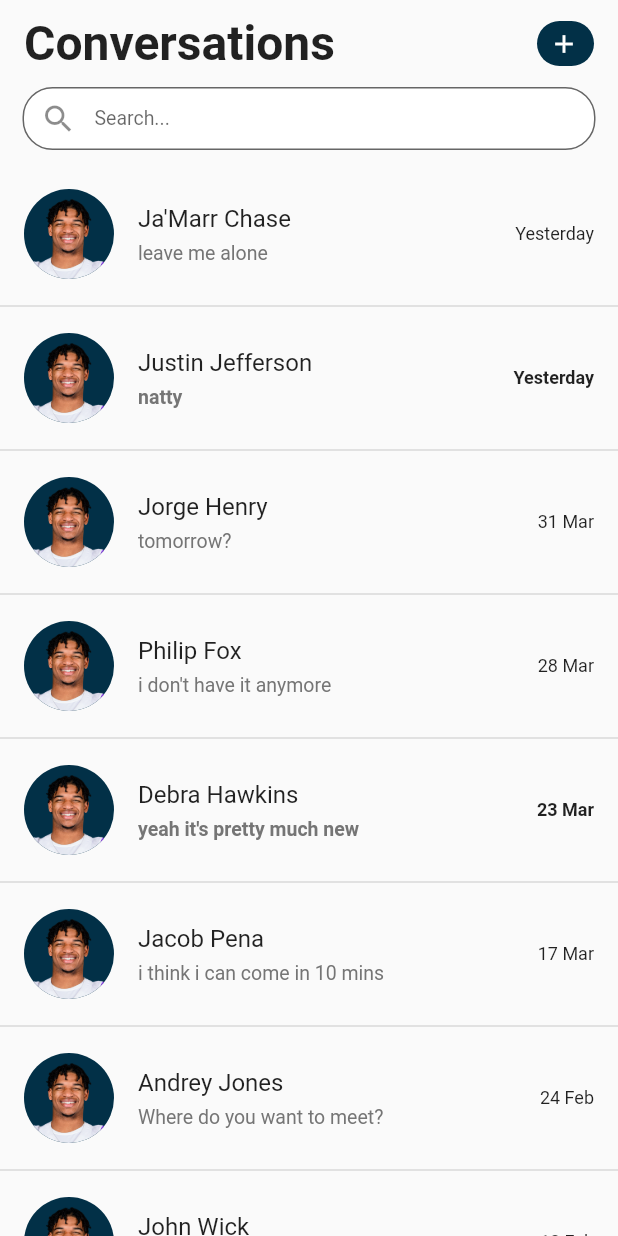
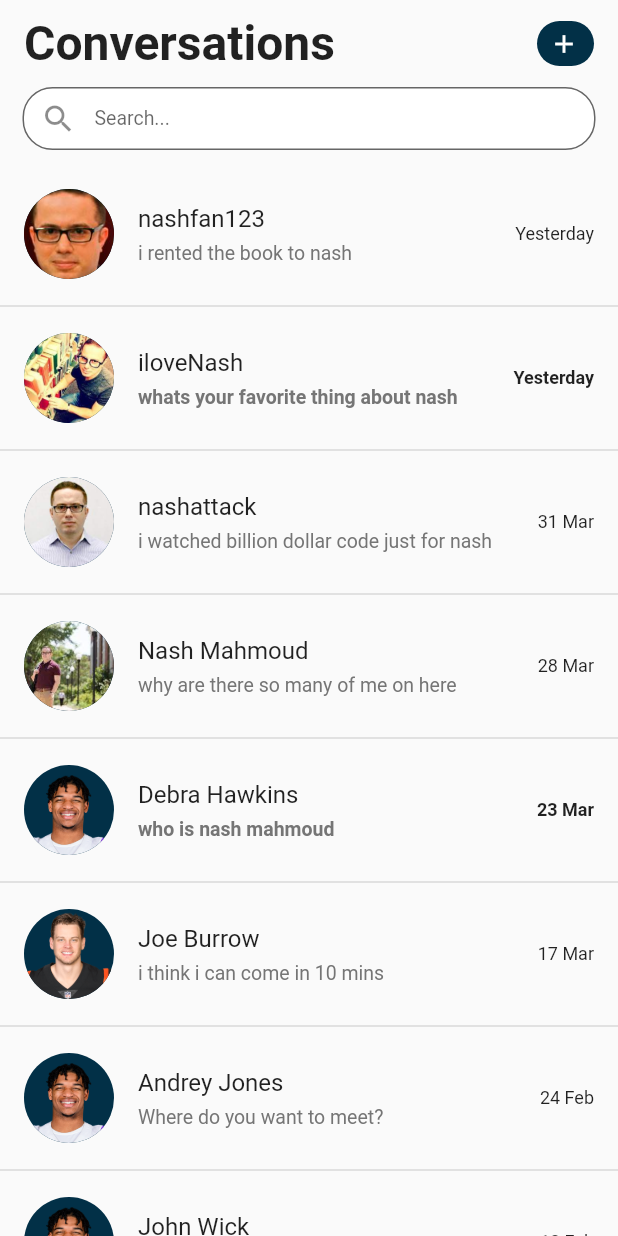
Before and after one commit to CSC4330/Borreaux, a Flutter app: the MessagesPage screen opened directly, on a phone screen of 412 x 824 dp. Run offline on Flutter 3.47's test engine with Material 2 defaults, Android fonts, the phone set to English and light mode, and no system bars; our stand-ins replace auto_size_text, carousel_slider, confetti, flutter_rating_bar, font_awesome_flutter, google_fonts and 5 more; missing offline and left inert: filter_list, flutter_barcode_scanner, image_picker_for_web; Roboto replaces fonts that are missing (Lexend Deca).

Commit message:
Changed book prices to reflect more realistic prices; changed images on messages page

```diff
--- a/borreauxapp/lib/screens/messages.dart
+++ b/borreauxapp/lib/screens/messages.dart
@@ -25,34 +25,34 @@ class _MessagesPageState extends State<MessagesPage> {
   @override
   List<MessagesUsers> messagesUsers = [
     MessagesUsers(
-        name: "Ja'Marr Chase",
-        messageText: "leave me alone",
-        imagePath: "lib/assets/images/chase.png",
+        name: "nashfan123",
+        messageText: "i rented the book to nash",
+        imagePath: "lib/assets/images/cute_nash.png",
         time: "Yesterday"),
     MessagesUsers(
-        name: "Justin Jefferson",
-        messageText: "natty",
-        imagePath: "lib/assets/images/chase.png",
+        name: "iloveNash",
+        messageText: "whats your favorite thing about nash",
+        imagePath: "lib/assets/images/smart_nash.png",
         time: "Yesterday"),
     MessagesUsers(
-        name: "Jorge Henry",
-        messageText: "tomorrow?",
-        imagePath: "lib/assets/images/chase.png",
+        name: "nashattack",
+        messageText: "i watched billion dollar code just for nash",
+        imagePath: "lib/assets/images/indifferent_nash.png",
         time: "31 Mar"),
     MessagesUsers(
-        name: "Philip Fox",
-        messageText: "i don't have it anymore",
-        imagePath: "lib/assets/images/chase.png",
+        name: "Nash Mahmoud",
+        messageText: "why are there so many of me on here",
+        imagePath: "lib/assets/images/glowing_nash.png",
         time: "28 Mar"),
     MessagesUsers(
         name: "Debra Hawkins",
-        messageText: "yeah it's pretty much new",
+        messageText: "who is nash mahmoud",
         imagePath: "lib/assets/images/chase.png",
         time: "23 Mar"),
     MessagesUsers(
-        name: "Jacob Pena",
+        name: "Joe Burrow",
         messageText: "i think i can come in 10 mins",
-        imagePath: "lib/assets/images/chase.png",
+        imagePath: "lib/assets/images/Joe_Burrow.png",
         time: "17 Mar"),
     MessagesUsers(
         name: "Andrey Jones",
@@ -150,7 +150,8 @@ class _MessagesPageState extends State<MessagesPage> {
                       borderRadius: BorderRadius.circular(20.0),
                     ),
                     hintText: 'Search...',
-                    hintStyle: TextStyle(fontSize: 13,fontFamily: 'Lexend Deca'),
+                    hintStyle:
+                        TextStyle(fontSize: 13, fontFamily: 'Lexend Deca'),
                     prefixIcon: Icon(Icons.search),
                   ),
                 ),
--- a/borreauxapp/lib/screens/messagesDetailPage.dart
+++ b/borreauxapp/lib/screens/messagesDetailPage.dart
@@ -14,17 +14,13 @@ class _MessagesDetailPageState extends State<MessagesDetailPage> {
   // RECEIVER is the person you are texting
   // SENDER is you
   List<ChatMessage> messages = [
-    ChatMessage(messageContent: "hey joe", messageType: "receiver"),
+    ChatMessage(messageContent: "hey corin", messageType: "receiver"),
     ChatMessage(
-        messageContent: "do u still have that football 1001 book",
+        messageContent:
+            "do u still have that book Nash suggested for us in class",
         messageType: "receiver"),
     ChatMessage(
-        messageContent: "no i think coach o took it from me",
-        messageType: "sender"),
-    ChatMessage(
-        messageContent: "but you promised me i could have it",
-        messageType: "receiver"),
-    ChatMessage(messageContent: "leave me alone", messageType: "sender"),
+        messageContent: "i rented the textbook to nash", messageType: "sender"),
   ];
   Widget build(BuildContext context) {
     return Scaffold(
@@ -63,7 +59,8 @@ class _MessagesDetailPageState extends State<MessagesDetailPage> {
                   width: 2,
                 ),
                 CircleAvatar(
-                  backgroundImage: AssetImage("lib/assets/images/chase.png"),
+                  backgroundImage:
+                      AssetImage("lib/assets/images/cute_nash.png"),
                   maxRadius: 20,
                 ),
                 SizedBox(
@@ -75,7 +72,7 @@ class _MessagesDetailPageState extends State<MessagesDetailPage> {
                     mainAxisAlignment: MainAxisAlignment.center,
                     children: <Widget>[
                       Text(
-                        "Ja'Marr Chase",
+                        "nashfan123",
                         style: TextStyle(
                           fontSize: 16,
                           fontWeight: FontWeight.w600,
@@ -90,7 +87,7 @@ class _MessagesDetailPageState extends State<MessagesDetailPage> {
                         style: TextStyle(
                           color: Colors.grey.shade600,
                           fontSize: 13,
-                            fontFamily: 'Lexend Deca',
+                          fontFamily: 'Lexend Deca',
                         ),
                       ),
                     ],
--- a/borreauxapp/lib/screens/storefront.dart
+++ b/borreauxapp/lib/screens/storefront.dart
@@ -16,23 +16,23 @@ import 'package:borreauxapp/widgets/filter_widget.dart';
 
 List<newListing> listings = [
   newListing(
-      "lib/assets/images/fahrenheit451.jpg",
+      "lib/assets/images/software_engineer_google.jpg",
       "joey_b",
       "lib/assets/images/burrow.png",
+      "\$0.75",
       "\$3.50",
-      "\$10.00",
-      "\$30.70",
+      "\$10.70",
       false,
       1.0,
       "44",
-      "Fahrenheit 451"),
+      "Software Engineering at Google"),
   newListing(
       "lib/assets/images/shakespeare.jpg",
       "mike_123",
       "lib/assets/images/blank_profile.png",
       "\$1.00",
-      "\$10.00",
-      "\$30.70",
+      "\$4.25",
+      "\$12.70",
       false,
       3.5,
       "44",
@@ -52,9 +52,9 @@ List<newListing> listings = [
       "lib/assets/images/Screen_Shot_2021-11-28_at_3.07.32_PM.png",
       "joey_b",
       "lib/assets/images/burrow.png",
-      "\$2.50",
-      "\$7.50",
-      "\$10.50",
+      "\$1.50",
+      "\$4.50",
+      "\$16.50",
       false,
       5.0,
       "44",
@@ -63,9 +63,9 @@ List<newListing> listings = [
       "lib/assets/images/wutheringHeights.jpg",
       "hello_world",
       "lib/assets/images/blank_profile.png",
-      "\$0.50",
-      "\$10.00",
-      "\$50.70",
+      "\$1.50",
+      "\$5.00",
+      "\$24.70",
       true,
       3.0,
       "44",
```
Also changed, not shown: borreauxapp/lib/screens/landing_page.dart (+15 -15 lines), borreauxapp/lib/assets/images/cute_nash.png (added), borreauxapp/lib/assets/images/glowing_nash.png (added), borreauxapp/lib/assets/images/indifferent_nash.png (added), borreauxapp/lib/assets/images/smart_nash.png (added), borreauxapp/lib/assets/images/software_engineer_google.jpg (renamed from borreauxapp/lib/assets/images/41uvuuFt06S._SX379_BO1,204,203,200_.jpg), 8 other files.
